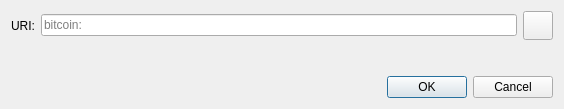
The window that src/qt/forms/openuridialog.ui (AlexSerbinovSecond/krepto) describes before a commit, drawn with Qt 5.
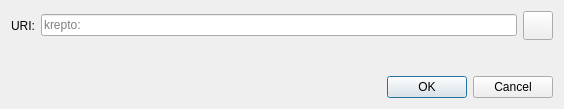
The same window after the commit. Icons and pictures are not drawn. Custom widgets are drawn as their Qt base class.

Diff of the .ui file:
```diff
--- a/src/qt/forms/openuridialog.ui
+++ b/src/qt/forms/openuridialog.ui
@@ -26,7 +26,7 @@
      <item>
       <widget class="QValidatedLineEdit" name="uriEdit">
        <property name="placeholderText">
-        <string notr="true">bitcoin:</string>
+        <string notr="true">krepto:</string>
        </property>
       </widget>
      </item>
```
Left out of the diff: 2 changed lines with no effect on the pictures.
